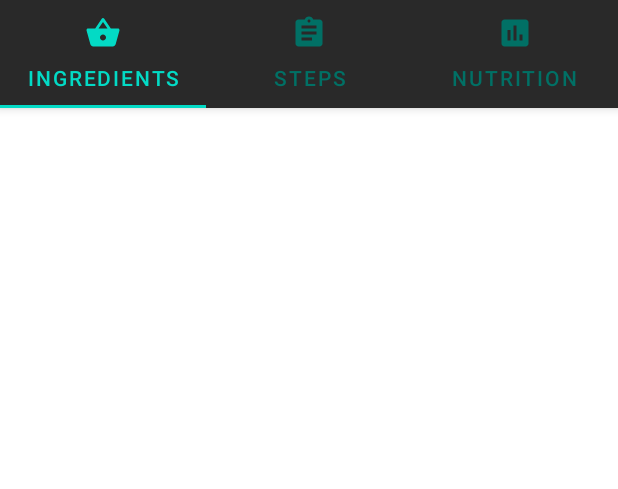
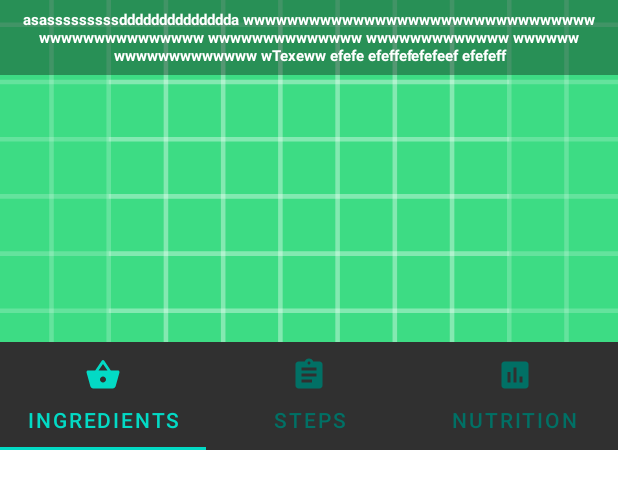
Before and after one commit to jasonlam912/VolleyRVPractice, an Android app: the layout activity_recipe.xml on its own in the app's theme, with its tools: preview values and no code run, on a phone screen of 412 x 824 dp. Shown: the top 489 px of the screen. Run offline under Robolectric (Android 15) with nearby library versions, the light colour scheme and no system bars; network calls fail.

Commit message:
Update with collapsingToolbarLayout in RecipeActivity
Signed-off-by: jasonlam912 <jasonlam987654321@gmail.com>

```diff
--- a/app/src/main/AndroidManifest.xml
+++ b/app/src/main/AndroidManifest.xml
@@ -19,7 +19,8 @@
         </activity>
         <activity
             android:name=".RecipeActivity"
-            android:parentActivityName=".MainActivity">
+            android:parentActivityName=".MainActivity"
+            android:theme="@style/AppThemeRecipe">
 
         </activity>
         <activity
--- a/app/src/main/java/com/example/volleyrvpractice/RecipeActivity.java
+++ b/app/src/main/java/com/example/volleyrvpractice/RecipeActivity.java
@@ -3,6 +3,8 @@ package com.example.volleyrvpractice;
 import androidx.annotation.NonNull;
 import androidx.annotation.Nullable;
 import androidx.appcompat.app.AppCompatActivity;
+import androidx.appcompat.widget.AppCompatTextView;
+import androidx.appcompat.widget.Toolbar;
 import androidx.fragment.app.Fragment;
 import androidx.fragment.app.FragmentManager;
 import androidx.fragment.app.FragmentPagerAdapter;
@@ -14,6 +16,7 @@ import android.util.Log;
 import android.view.Menu;
 import android.view.MenuItem;
 import android.widget.CompoundButton;
+import android.widget.ImageView;
 import android.widget.Toast;
 import android.widget.ToggleButton;
 
@@ -23,6 +26,8 @@ import com.android.volley.Response;
 import com.android.volley.VolleyError;
 import com.android.volley.toolbox.JsonObjectRequest;
 import com.android.volley.toolbox.Volley;
+import com.bumptech.glide.Glide;
+import com.bumptech.glide.load.engine.DiskCacheStrategy;
 import com.example.volleyrvpractice.FavouriteRecipeModel.FavouriteRecipe;
 import com.example.volleyrvpractice.FavouriteRecipeModel.FavouriteRecipeViewModel;
 import com.example.volleyrvpractice.IngredientClasses.IngredientFragement;
@@ -41,6 +46,13 @@ import java.util.HashMap;
 import java.util.List;
 
 public class RecipeActivity extends AppCompatActivity {
+
+    //Toolbar UI objecct ---------------------------------------------------------------------------
+    private String subImageUrl1 = "https://spoonacular.com/recipeImages/";
+    private String subImageUrl2 = "-556x370.jpg";
+    private AppCompatTextView recipeTitleTextView;
+    private ImageView recipeImageView;
+    //Toolbar UI objecct ---------------------------------------------------------------------------
 
     //Tab UI object---------------------------------------------------------------------------------
     private ViewPager viewPager;
@@ -69,7 +81,7 @@ public class RecipeActivity extends AppCompatActivity {
 
         recipe_id = getIntent().getStringExtra("id");
         recipe_title = getIntent().getStringExtra("title");
-        getSupportActionBar().setTitle(recipe_title);
+        initializeToolBar();
         is_favourite_recipe = getIntent().getBooleanExtra("favourite_recipe",true);
         //Log.d("onCreate",recipe_id);
         viewPager = findViewById(R.id.view_pager);
@@ -106,6 +118,18 @@ public class RecipeActivity extends AppCompatActivity {
         }
         fRViewModel = ViewModelProviders.of(this).get(FavouriteRecipeViewModel.class);
 
+    }
+
+    private void initializeToolBar(){
+        recipeTitleTextView = findViewById(R.id.recipe_title);
+        recipeImageView = findViewById(R.id.recipe_image);
+        recipeTitleTextView.setText(recipe_title);
+        Glide.with(this).load(subImageUrl1+recipe_id+subImageUrl2).diskCacheStrategy(DiskCacheStrategy.ALL).into(recipeImageView);
+        Toolbar toolbar = findViewById(R.id.tool_bar);
+        setSupportActionBar(toolbar);
+        getSupportActionBar().setDisplayHomeAsUpEnabled(true);
+        getSupportActionBar().setDisplayShowHomeEnabled(true);
+        getSupportActionBar().setTitle("");
     }
 
     @Override
--- a/app/src/main/res/layout/activity_main.xml
+++ b/app/src/main/res/layout/activity_main.xml
@@ -19,8 +19,6 @@
         <androidx.constraintlayout.widget.ConstraintLayout
             android:layout_width="match_parent"
             android:layout_height="match_parent">
-
-
 
                 <androidx.recyclerview.widget.RecyclerView
                     android:id="@+id/recipe_rv"
--- a/app/src/main/res/layout/activity_recipe.xml
+++ b/app/src/main/res/layout/activity_recipe.xml
@@ -10,13 +10,68 @@
     <com.google.android.material.appbar.AppBarLayout
         android:layout_width="match_parent"
         android:layout_height="wrap_content"
+        android:theme="@style/ThemeOverlay.AppCompat.Dark.ActionBar"
         android:background="#000000">
+
+        <com.google.android.material.appbar.CollapsingToolbarLayout
+            android:layout_width="match_parent"
+            android:layout_height="300dp"
+            app:expandedTitleMarginEnd="64dp"
+            app:expandedTitleMarginStart="48dp"
+            app:contentScrim="?attr/colorPrimary"
+            app:layout_scrollFlags="exitUntilCollapsed|scroll|snap">
+
+
+            <androidx.constraintlayout.widget.ConstraintLayout
+                android:layout_width="match_parent"
+                android:layout_height="match_parent"
+                app:layout_collapseMode="parallax">
+
+                <ImageView
+                    android:id="@+id/recipe_image"
+                    android:layout_width="match_parent"
+                    android:layout_height="match_parent"
+                    android:src="@drawable/ic_launcher_background"
+                    android:scaleType="centerCrop"
+                    app:layout_constraintBottom_toBottomOf="parent"
+                    app:layout_constraintEnd_toEndOf="parent"
+                    app:layout_constraintStart_toStartOf="parent"
+                    app:layout_constraintTop_toTopOf="parent" />
+
+                <androidx.appcompat.widget.AppCompatTextView
+                    android:id="@+id/recipe_title"
+                    android:layout_width="match_parent"
+                    android:layout_height="50dp"
+                    android:layout_gravity="bottom"
+                    android:background="#59000000"
+                    android:gravity="center"
+                    android:singleLine="false"
+                    android:text="asasssssssssdddddddddddddda wwwwwwwwwwwwwwwwwwwwwwwwwwwwwwww wwwwwwwwwwwwwww wwwwwwwwwwwwww wwwwwwwwwwwww wwwwww wwwwwwwwwwwww wTexeww efefe efeffefefefeef efefeff"
+                    android:textAppearance="@style/TextAppearance.AppCompat.Display1"
+                    android:textColor="#FFFFFF"
+                    android:textStyle="bold"
+                    app:autoSizeMaxTextSize="24sp"
+                    app:autoSizeMinTextSize="8sp"
+                    app:autoSizeTextType="uniform"
+                    app:layout_constraintEnd_toEndOf="parent"
+                    app:layout_constraintStart_toStartOf="parent"
+                    app:layout_constraintTop_toTopOf="parent" />
+
+            </androidx.constraintlayout.widget.ConstraintLayout>
+
+            <androidx.appcompat.widget.Toolbar
+                android:id="@+id/tool_bar"
+                android:layout_width="match_parent"
+                android:layout_height="?attr/actionBarSize"
+                android:layout_marginBottom="72dp"
+                app:layout_collapseMode="pin" />
 
             <com.google.android.material.tabs.TabLayout
                 android:id="@+id/tab_layout"
                 android:layout_width="match_parent"
                 android:layout_height="wrap_content"
-            android:background="@color/tab_background"
+                android:layout_gravity="bottom"
+                android:background="#303030"
                 app:tabIconTint="@drawable/tab_background"
                 app:tabIndicatorColor="@color/colorAccent"
                 app:tabTextColor="@drawable/tab_background">
@@ -40,7 +95,7 @@
                     android:text="Nutrition" />
 
             </com.google.android.material.tabs.TabLayout>
-
+        </com.google.android.material.appbar.CollapsingToolbarLayout>
     </com.google.android.material.appbar.AppBarLayout>
 
     <androidx.viewpager.widget.ViewPager
--- a/app/src/main/res/values/colors.xml
+++ b/app/src/main/res/values/colors.xml
@@ -4,7 +4,7 @@
     <color name="colorPrimaryDark">#3700B3</color>
     <color name="colorAccent">#03DAC5</color>
     <color name="colorUnselected">#017065</color>
-    <color name="tab_background">#29FFFFFF</color>
+    <color name="tab_background">#303030</color>
     <color name="action_bar_bg">#004740</color>
     <color name="toolbar_edit_text">#016359</color>
     <color name="toolbar_hint">#029183</color>
--- a/app/src/main/res/values/styles.xml
+++ b/app/src/main/res/values/styles.xml
@@ -16,8 +16,17 @@
         <item name="android:textColorHint">@color/toolbar_hint</item>
     </style>
 
-    <style name="AppThemeMain" parent="Theme.AppCompat.Light.NoActionBar">
+    <style name="AppThemeMain" parent="Theme.MaterialComponents.Light.NoActionBar">
         <!-- Customize your theme here. -->
+        <item name="colorPrimary">@color/action_bar_bg</item>
+        <item name="colorPrimaryDark">@color/toolbar_hint</item>
+        <item name="colorAccent">@color/colorAccent</item>
+        <item name="drawerArrowStyle">@style/toggle.style</item>
+        <item name="titleTextColor">@color/colorToolbarTitle</item>
+        <item name="searchIcon">@color/colorToolbarTitle</item>
+    </style>
+
+    <style name="AppThemeRecipe" parent="Theme.MaterialComponents.Light.NoActionBar">
         <item name="colorPrimary">@color/action_bar_bg</item>
         <item name="colorPrimaryDark">@color/toolbar_hint</item>
         <item name="colorAccent">@color/colorAccent</item>
```
Lines whose indentation alone changed are shown as unchanged.
